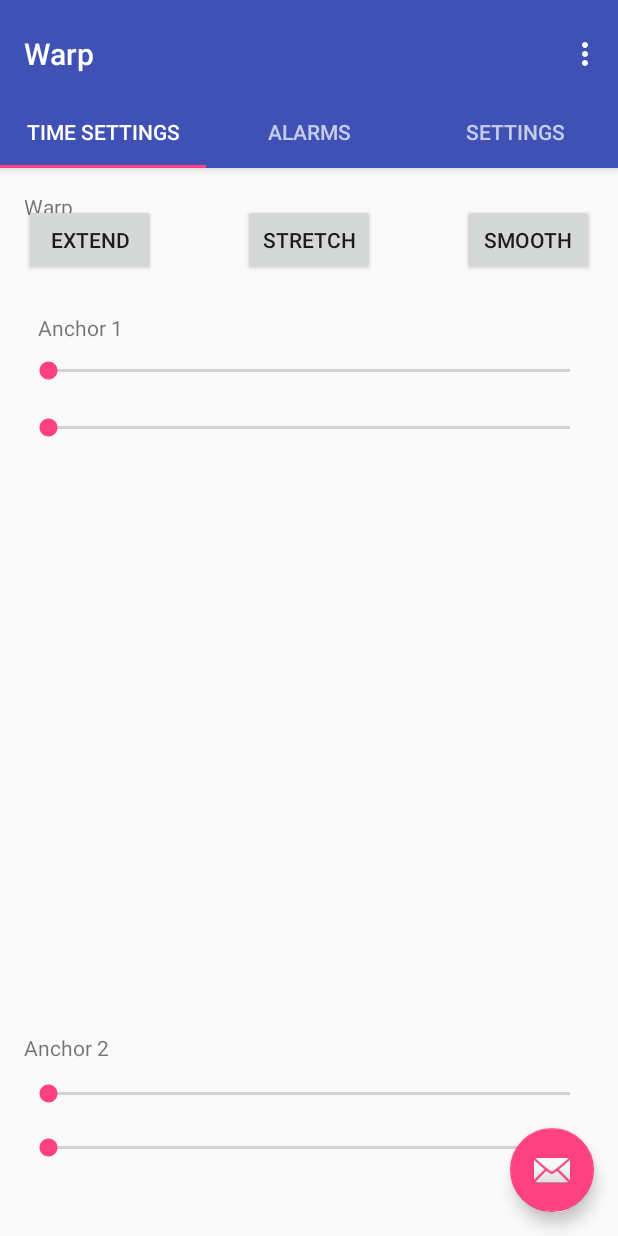
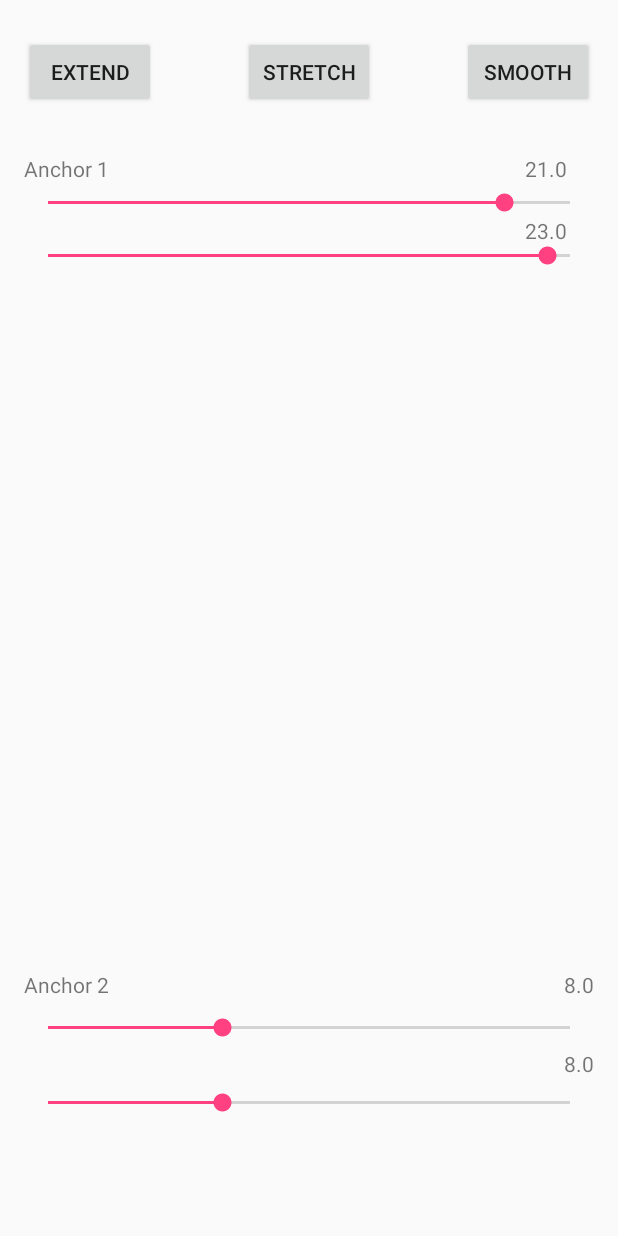
Before and after one commit to JerryGQian/Warp, an Android app: the screen it shows after launch (Config before the commit, Configure after it), on a phone screen of 412 x 824 dp. Run offline under Robolectric (Android 15) with nearby library versions, the phone set to English and light mode, and no system bars.

Commit message:
Settings bars working.

```diff
--- a/Warp/app/build.gradle
+++ b/Warp/app/build.gradle
@@ -27,5 +27,6 @@ dependencies {
     })
     compile 'com.android.support:appcompat-v7:25.3.1'
     compile 'com.android.support:design:25.3.1'
+    compile 'com.android.support.constraint:constraint-layout:1.0.2'
     testCompile 'junit:junit:4.12'
 }
--- /dev/null
+++ b/Warp/app/src/main/java/ninja/qian/warp/Configure.java
@@ -0,0 +1,163 @@
+package ninja.qian.warp;
+
+import android.app.Activity;
+import android.support.design.widget.TabLayout;
+import android.support.design.widget.FloatingActionButton;
+import android.support.design.widget.Snackbar;
+import android.support.v7.app.AppCompatActivity;
+import android.support.v7.widget.Toolbar;
+
+import android.support.v4.app.Fragment;
+import android.support.v4.app.FragmentManager;
+import android.support.v4.app.FragmentPagerAdapter;
+import android.support.v4.view.ViewPager;
+import android.os.Bundle;
+import android.view.LayoutInflater;
+import android.view.Menu;
+import android.view.MenuItem;
+import android.view.View;
+import android.view.ViewGroup;
+
+import android.widget.SeekBar;
+import android.widget.SeekBar.OnSeekBarChangeListener;
+import android.widget.TextView;
+
+public class Configure extends Activity implements View.OnClickListener {
+    Settings settings;
+    private SeekBar seekh1;
+    private SeekBar seekh2;
+    private SeekBar seekh1N;
+    private SeekBar seekh2N;
+    private TextView texth1;
+    private TextView texth2;
+    private TextView texth1N;
+    private TextView texth2N;
+
+    class SeekBarListener implements OnSeekBarChangeListener {
+        TextView txt;
+        int progress = 0;
+        Settings settings;
+        String type;
+        public SeekBarListener(TextView tv, Settings set, String type) {
+            txt = tv;
+            settings = set;
+            this.type = type;
+        }
+        @Override public void onProgressChanged(SeekBar seekBar, int progressValue, boolean fromUser) {
+            progress = progressValue;
+            txt.setText("" + (progress / 4.0f));
+            if (settings == null) return;
+            Settings.Handles hand = null;
+            switch (settings.mode) {
+                case "Extend":
+                    hand = settings.hExtend;
+                    break;
+                case "Stretch":
+                    hand = settings.hStretch;
+                    break;
+                case "Smooth":
+                    hand = settings.hSmooth;
+                    break;
+            }
+            float val = (progress / 4.0f);
+            switch (type) {
+                case "h1": hand.h1 = val; break;
+                case "h2": hand.h2 = val; break;
+                case "h1N": hand.h1N = val; break;
+                case "h2N": hand.h2N = val; break;
+            }
+            settings.save();
+        }
+        @Override public void onStopTrackingTouch(SeekBar seekBar) {
+            txt.setText("" + (progress / 4.0f));
+            if (settings == null) return;
+            Settings.Handles hand = null;
+            switch (settings.mode) {
+                case "Extend":
+                    hand = settings.hExtend;
+                    break;
+                case "Stretch":
+                    hand = settings.hStretch;
+                    break;
+                case "Smooth":
+                    hand = settings.hSmooth;
+                    break;
+            }
+            float val = (progress / 4.0f);
+            switch (type) {
+                case "h1": hand.h1 = val; break;
+                case "h2": hand.h2 = val; break;
+                case "h1N": hand.h1N = val; break;
+                case "h2N": hand.h2N = val; break;
+            }
+            settings.save();
+        }
+        @Override public void onStartTrackingTouch(SeekBar seekBar) {}
+    }
+    @Override
+    protected void onCreate(Bundle savedInstanceState) {
+        super.onCreate(savedInstanceState);
+        setContentView(R.layout.adjust_tab);
+        settings = new Settings(getSharedPreferences("WarpSettings", 0));
+
+
+        seekh1 = (SeekBar) findViewById(R.id.seekh1);
+        seekh2 = (SeekBar) findViewById(R.id.seekh2);
+        seekh1N = (SeekBar) findViewById(R.id.seekh1N);
+        seekh2N = (SeekBar) findViewById(R.id.seekh2N);
+        texth1 = (TextView) findViewById(R.id.labelh1);
+        texth2 = (TextView) findViewById(R.id.labelh2);
+        texth1N = (TextView) findViewById(R.id.labelh1N);
+        texth2N = (TextView) findViewById(R.id.labelh2N);
+
+        seekh1.setOnSeekBarChangeListener(new SeekBarListener(texth1, settings, "h1"));
+        seekh2.setOnSeekBarChangeListener(new SeekBarListener(texth2, settings, "h2"));
+        seekh1N.setOnSeekBarChangeListener(new SeekBarListener(texth1N, settings, "h1N"));
+        seekh2N.setOnSeekBarChangeListener(new SeekBarListener(texth2N, settings, "h2N"));
+
+        onClick(null);
+
+    }
+
+    public void onClick(View v) {
+        if (v != null) {
+            final int id = v.getId();
+            switch (id) {
+                case R.id.extend_button:
+                    settings.mode = "Extend";
+                    break;
+                case R.id.stretch_button:
+                    settings.mode = "Stretch";
+                    break;
+                case R.id.smooth_button:
+                    settings.mode = "Smooth";
+                    break;
+            }
+        }
+        settings.save();
+
+        Settings.Handles hand = null;
+        switch (settings.mode) {
+            case "Extend":
+                hand = settings.hExtend;
+                break;
+            case "Stretch":
+                hand = settings.hStretch;
+                break;
+            case "Smooth":
+                hand = settings.hSmooth;
+                break;
+        }
+
+        texth1 .setText("" + hand.h1 );
+        texth2 .setText("" + hand.h2 );
+        texth1N.setText("" + hand.h1N);
+        texth2N.setText("" + hand.h2N);
+
+        seekh1.setProgress((int) (4 * hand.h1));
+        seekh2.setProgress((int) (4 * hand.h2));
+        seekh1N.setProgress((int)(4 * hand.h1N));
+        seekh2N.setProgress((int)(4 * hand.h2N));
+
+    }
+}
--- a/Warp/app/src/main/java/ninja/qian/warp/Settings.java
+++ b/Warp/app/src/main/java/ninja/qian/warp/Settings.java
@@ -45,7 +45,7 @@ public class Settings {
         }
     }
 
-    public String mode = "";
+    public String mode = "Extend";
     public Handles hExtend;
     public Handles hStretch;
     public Handles hSmooth;
--- a/Warp/app/src/main/res/layout/adjust_tab.xml
+++ b/Warp/app/src/main/res/layout/adjust_tab.xml
@@ -9,11 +9,46 @@
     tools:context="ninja.qian.warp.Config$PlaceholderFragment">
 
     <TextView
-        android:id="@+id/section_label"
+        android:id="@+id/labelh1"
         android:onClick="onClick"
         android:layout_width="wrap_content"
         android:layout_height="wrap_content"
-        android:text="Warp" />
+        android:text="Test"
+        android:layout_marginRight="18dp"
+        android:layout_marginEnd="18dp"
+        android:layout_alignBaseline="@+id/anchor_1"
+        android:layout_alignBottom="@+id/anchor_1"
+        android:layout_alignParentRight="true"
+        android:layout_alignParentEnd="true" />
+    <TextView
+        android:id="@+id/labelh1N"
+        android:onClick="onClick"
+        android:layout_width="wrap_content"
+        android:layout_height="wrap_content"
+        android:text="Test"
+        android:layout_below="@+id/seekh1"
+        android:layout_alignRight="@+id/labelh1"
+        android:layout_alignEnd="@+id/labelh1" />
+    <TextView
+        android:id="@+id/labelh2"
+        android:onClick="onClick"
+        android:layout_width="wrap_content"
+        android:layout_height="wrap_content"
+        android:text="Test"
+        android:layout_alignBaseline="@+id/anchor_2"
+        android:layout_alignBottom="@+id/anchor_2"
+        android:layout_alignParentRight="true"
+        android:layout_alignParentEnd="true" />
+    <TextView
+        android:id="@+id/labelh2N"
+        android:onClick="onClick"
+        android:layout_width="wrap_content"
+        android:layout_height="wrap_content"
+        android:text="Test"
+        android:layout_marginBottom="7dp"
+        android:layout_above="@+id/seekh2N"
+        android:layout_alignParentRight="true"
+        android:layout_alignParentEnd="true" />
 
     <Button
         android:id="@+id/smooth_button"
@@ -46,60 +81,62 @@
         android:layout_marginTop="8dp" />
 
     <SeekBar
-        android:id="@+id/h1"
+        android:id="@+id/seekh1"
         android:layout_width="match_parent"
         android:layout_height="wrap_content"
         android:layout_marginTop="54dp"
         android:layout_below="@+id/smooth_button"
         android:layout_alignParentLeft="true"
-        android:layout_alignParentStart="true" />
+        android:layout_alignParentStart="true"
+        android:max="96"/>
 
     <SeekBar
-        android:id="@+id/h1N"
+        android:id="@+id/seekh1N"
         android:layout_width="match_parent"
         android:layout_height="wrap_content"
-        android:layout_marginTop="20dp"
-        android:layout_below="@+id/h1"
+        android:layout_below="@+id/anchor_1"
         android:layout_alignParentLeft="true"
-        android:layout_alignParentStart="true" />
+        android:layout_alignParentStart="true"
+        android:layout_marginTop="17dp"
+        android:max="96"/>
 
     <SeekBar
-        android:id="@+id/h2"
+        android:id="@+id/seekh2"
         android:layout_width="match_parent"
         android:layout_height="wrap_content"
-        android:layout_marginBottom="18dp"
-        android:layout_above="@+id/h2N"
+        android:layout_marginBottom="32dp"
+        android:layout_above="@+id/seekh2N"
         android:layout_alignParentLeft="true"
-        android:layout_alignParentStart="true" />
+        android:layout_alignParentStart="true"
+        android:max="96"/>
 
     <SeekBar
-        android:id="@+id/h2N"
+        android:id="@+id/seekh2N"
         android:layout_width="match_parent"
         android:layout_height="wrap_content"
-        android:layout_marginBottom="90dp"
+        android:layout_marginBottom="64dp"
         android:layout_alignParentBottom="true"
         android:layout_alignParentLeft="true"
-        android:layout_alignParentStart="true" />
+        android:layout_alignParentStart="true"
+        android:max="96"/>
 
     <TextView
-        android:id="@+id/textView"
+        android:id="@+id/anchor_1"
         android:layout_width="wrap_content"
         android:layout_height="wrap_content"
         android:text="Anchor 1"
-        android:layout_marginLeft="9dp"
-        android:layout_marginStart="9dp"
-        android:layout_alignBottom="@+id/h1"
+        android:layout_marginBottom="22dp"
+        android:layout_alignBottom="@+id/seekh1"
         android:layout_alignParentLeft="true"
-        android:layout_alignParentStart="true"
-        android:layout_marginBottom="28dp" />
+        android:layout_alignParentStart="true"/>
 
     <TextView
-        android:id="@+id/textView"
+        android:id="@+id/anchor_2"
         android:layout_width="wrap_content"
         android:layout_height="wrap_content"
         android:text="Anchor 2"
-        android:layout_marginBottom="30dp"
-        android:layout_alignBottom="@+id/h2"
+        android:layout_marginBottom="10dp"
+        android:layout_above="@+id/seekh2"
         android:layout_alignParentLeft="true"
         android:layout_alignParentStart="true" />
 
--- a/Warp/app/src/main/res/values/styles.xml
+++ b/Warp/app/src/main/res/values/styles.xml
@@ -6,6 +6,7 @@
         <item name="colorPrimary">@color/colorPrimary</item>
         <item name="colorPrimaryDark">@color/colorPrimaryDark</item>
         <item name="colorAccent">@color/colorAccent</item>
+        <item name="windowNoTitle">true</item>
     </style>
 
     <style name="AppTheme.NoActionBar">
--- a/Warp/build.gradle
+++ b/Warp/build.gradle
@@ -5,7 +5,7 @@ buildscript {
         jcenter()
     }
     dependencies {
-        classpath 'com.android.tools.build:gradle:2.3.2'
+        classpath 'com.android.tools.build:gradle:2.3.3'
 
         // NOTE: Do not place your application dependencies here; they belong
         // in the individual module build.gradle files
```
Also changed, not shown: Warp/app/src/main/AndroidManifest.xml (+10 -2 lines), Warp/app/src/main/java/ninja/qian/warp/Config.java (+54 -2 lines), Warp/app/src/main/res/layout/activity_configure.xml (added, +167 -0 lines).
